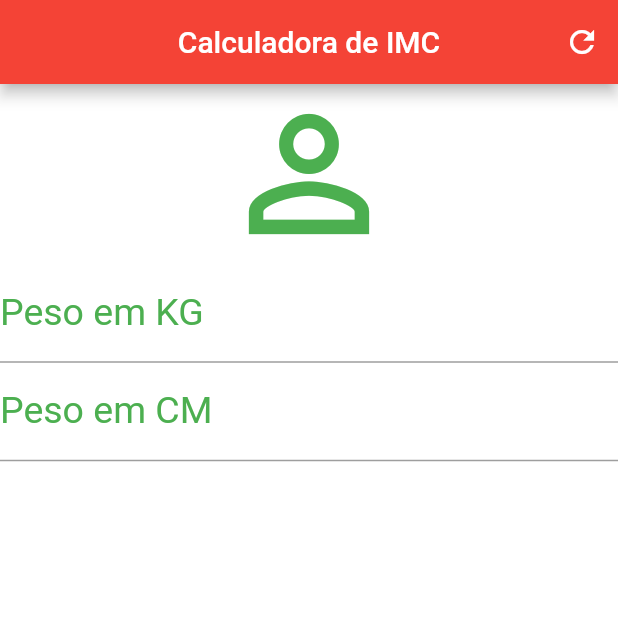
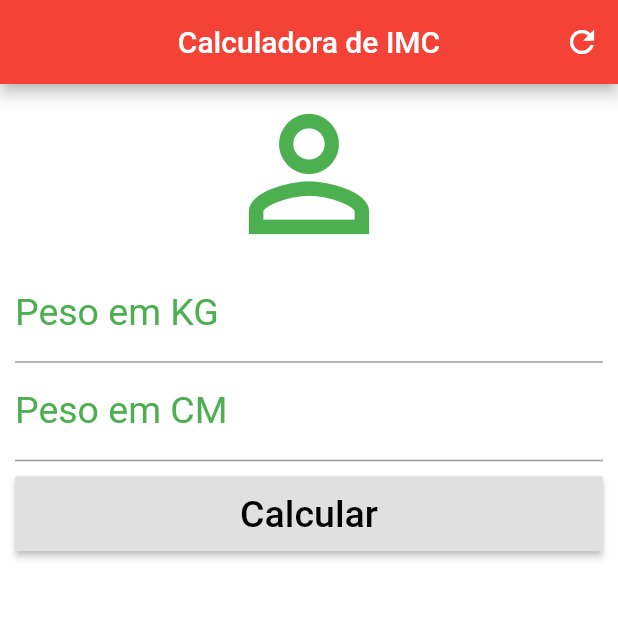
Before and after one commit to warleyvods/calculadora_imc, a Flutter app: the screen it shows after launch, after a tap on the "refresh" icon, on a phone screen of 412 x 824 dp, the top half of it. Run offline on Flutter 3.47's test engine with Material 2 defaults, Android fonts, the phone set to English and light mode, and no system bars.

Commit message:
Final IMC

```diff
--- a/lib/main.dart
+++ b/lib/main.dart
@@ -14,6 +14,35 @@ class Home extends StatefulWidget {
 class _HomeState extends State<Home> {
   String _nome = "Calculadora de IMC";
 
+
+  TextEditingController pesoControl = new TextEditingController();
+  TextEditingController alturaControl = new TextEditingController();
+  TextEditingController infoControl = new TextEditingController();
+
+  String infoText = "Informe Seus Dados";
+
+  void resetarCampo() {
+    pesoControl.text="";
+    alturaControl.text="";
+    setState(() {
+    infoText = "";
+    });
+  }
+
+  void calcularImc() {
+    setState(() {
+      double peso = double.parse(pesoControl.text);
+      double altura = double.parse(alturaControl.text) / 100;
+      double imc = peso / (altura * altura);
+      print(imc);
+      if (imc < 18.6) {
+        infoText = "Abaixo do peso (${imc.toStringAsPrecision(4)})";
+      }
+    });
+  }
+
+
+
   @override
   Widget build(BuildContext context) {
     return Scaffold(
@@ -24,12 +53,16 @@ class _HomeState extends State<Home> {
         actions: <Widget>[
           IconButton(
             icon: Icon(Icons.refresh),
-            onPressed: () {},
+            onPressed: () {
+              resetarCampo();
+            },
           )
         ],
       ),
       backgroundColor: Colors.white,
-      body: Column(
+      body: SingleChildScrollView(
+        padding: EdgeInsets.fromLTRB(10.0, 0.0, 10.0, 0.0),
+        child: Column(
           crossAxisAlignment: CrossAxisAlignment.stretch,
           children: <Widget>[
             Icon(Icons.person_outline, size: 120, color: Colors.green),
@@ -37,17 +70,43 @@ class _HomeState extends State<Home> {
               keyboardType: TextInputType.number,
               decoration: InputDecoration(
                   labelText: "Peso em KG",
-                labelStyle: TextStyle(color: Colors.green, fontSize: 25)),
+                  labelStyle: TextStyle(color: Colors.green, fontSize: 25.0)),
               textAlign: TextAlign.center,
+              controller: pesoControl,
             ),
             TextField(
               keyboardType: TextInputType.number,
               decoration: InputDecoration(
                   labelText: "Peso em CM",
-                labelStyle: TextStyle(color: Colors.green, fontSize: 25)),
+                  labelStyle: TextStyle(color: Colors.green, fontSize: 25.0)),
               textAlign: TextAlign.center,
-          )
+              obscureText: false,
+              controller: alturaControl,
+            ),
+            Padding(
+              padding: EdgeInsets.only(top: 10.0, bottom: 10.0),
+              child: Container(
+                height: 50.0,
+                child: RaisedButton(
+                  onPressed: () {
+                  calcularImc();
+                  },
+                  child: Text(
+                    "Calcular",
+                    style: TextStyle(color: Colors.black, fontSize: 25.0),
+                  ),
+                ),
+              ),
+            ),
+            Container(
+                height: 50.0,
+                child: Text(
+                  infoText,
+                  textAlign: TextAlign.center,
+                  style: TextStyle(color: Colors.green, fontSize: 25.0),
+                ))
           ],
+        ),
       ),
     );
   }
```
Lines whose indentation alone changed are shown as unchanged.
